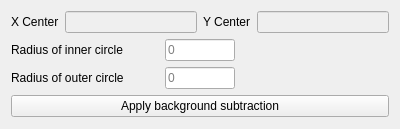
Above: astrocabtools/cube_ans/src/ui/backgroundSubtraction.ui from AlejandroGorgues/AstroCabTools before the change. Below: the same form after it.
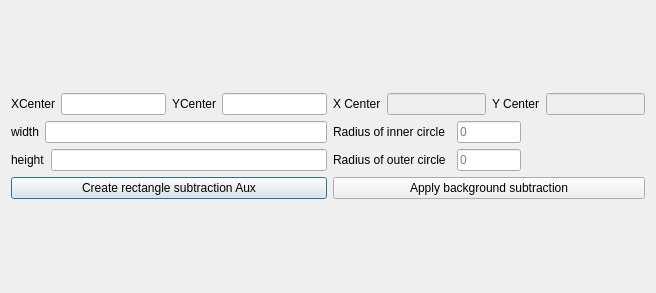
That is the form after the change.

```diff
--- a/astrocabtools/cube_ans/src/ui/backgroundSubtraction.ui
+++ b/astrocabtools/cube_ans/src/ui/backgroundSubtraction.ui
@@ -6,8 +6,8 @@
    <rect>
     <x>0</x>
     <y>0</y>
-    <width>400</width>
-    <height>129</height>
+    <width>656</width>
+    <height>293</height>
    </rect>
   </property>
   <property name="sizePolicy">
@@ -21,48 +21,120 @@
   </property>
   <layout class="QGridLayout" name="gridLayout_2">
    <item row="0" column="0">
-    <layout class="QGridLayout" name="gridLayout">
-     <item row="1" column="1">
-      <widget class="QLineEdit" name="innerRadiusLineEdit">
-       <property name="maximumSize">
-        <size>
-         <width>70</width>
-         <height>16777215</height>
-        </size>
-       </property>
-       <property name="placeholderText">
-        <string>0</string>
-       </property>
-      </widget>
+    <layout class="QGridLayout" name="gridLayout" columnstretch="0,0,0,0">
+     <item row="3" column="0">
+      <layout class="QHBoxLayout" name="horizontalLayout_6">
+       <item>
+        <widget class="QLabel" name="label_12">
+         <property name="text">
+          <string>height</string>
+         </property>
+        </widget>
+       </item>
+       <item>
+        <widget class="QLineEdit" name="hRect"/>
+       </item>
+      </layout>
      </item>
-     <item row="1" column="0">
+     <item row="2" column="1">
       <widget class="QLabel" name="label">
        <property name="text">
         <string>Radius of inner circle</string>
        </property>
       </widget>
      </item>
-     <item row="2" column="0">
+     <item row="4" column="1" colspan="3">
+      <widget class="QPushButton" name="applyButton">
+       <property name="enabled">
+        <bool>true</bool>
+       </property>
+       <property name="focusPolicy">
+        <enum>Qt::NoFocus</enum>
+       </property>
+       <property name="text">
+        <string>Apply background subtraction</string>
+       </property>
+      </widget>
+     </item>
+     <item row="2" column="2">
+      <widget class="QLineEdit" name="innerRadiusLineEdit">
+       <property name="maximumSize">
+        <size>
+         <width>70</width>
+         <height>16777215</height>
+        </size>
+       </property>
+       <property name="placeholderText">
+        <string>0</string>
+       </property>
+      </widget>
+     </item>
+     <item row="3" column="2">
+      <widget class="QLineEdit" name="outerRadiusLineEdit">
+       <property name="maximumSize">
+        <size>
+         <width>70</width>
+         <height>16777215</height>
+        </size>
+       </property>
+       <property name="placeholderText">
+        <string>0</string>
+       </property>
+      </widget>
+     </item>
+     <item row="4" column="0">
+      <widget class="QPushButton" name="recPushButton">
+       <property name="text">
+        <string>Create rectangle subtraction Aux</string>
+       </property>
+      </widget>
+     </item>
+     <item row="3" column="1">
       <widget class="QLabel" name="label_2">
        <property name="text">
         <string>Radius of outer circle</string>
        </property>
       </widget>
      </item>
-     <item row="2" column="1">
-      <widget class="QLineEdit" name="outerRadiusLineEdit">
-       <property name="maximumSize">
-        <size>
-         <width>70</width>
-         <height>16777215</height>
-        </size>
-       </property>
-       <property name="placeholderText">
-        <string>0</string>
-       </property>
-      </widget>
+     <item row="0" column="0">
+      <layout class="QHBoxLayout" name="horizontalLayout_3">
+       <item>
+        <widget class="QLabel" name="label_5">
+         <property name="text">
+          <string>XCenter</string>
+         </property>
+        </widget>
+       </item>
+       <item>
+        <widget class="QLineEdit" name="rectXCenter"/>
+       </item>
+       <item>
+        <widget class="QLabel" name="label_6">
+         <property name="text">
+          <string>YCenter</string>
+         </property>
+        </widget>
+       </item>
+       <item>
+        <widget class="QLineEdit" name="rectYCenter"/>
+       </item>
+      </layout>
      </item>
-     <item row="0" column="0" colspan="3">
+     <item row="2" column="0">
+      <layout class="QHBoxLayout" name="horizontalLayout_5">
+       <item>
+        <widget class="QLabel" name="label_9">
+         <property name="text">
+          <string>width</string>
+         </property>
+        </widget>
+       </item>
+       <item>
+        <widget class="QLineEdit" name="wRect"/>
+       </item>
+      </layout>
+     </item>
+     <item row="0" column="1" colspan="3">
       <layout class="QHBoxLayout" name="horizontalLayout">
        <item>
         <widget class="QLabel" name="label_3">
@@ -115,19 +187,6 @@
        </item>
       </layout>
      </item>
-     <item row="3" column="0" colspan="3">
-      <widget class="QPushButton" name="applyButton">
-       <property name="enabled">
-        <bool>true</bool>
-       </property>
-       <property name="focusPolicy">
-        <enum>Qt::NoFocus</enum>
-       </property>
-       <property name="text">
-        <string>Apply background subtraction</string>
-       </property>
-      </widget>
-     </item>
     </layout>
    </item>
   </layout>
```
